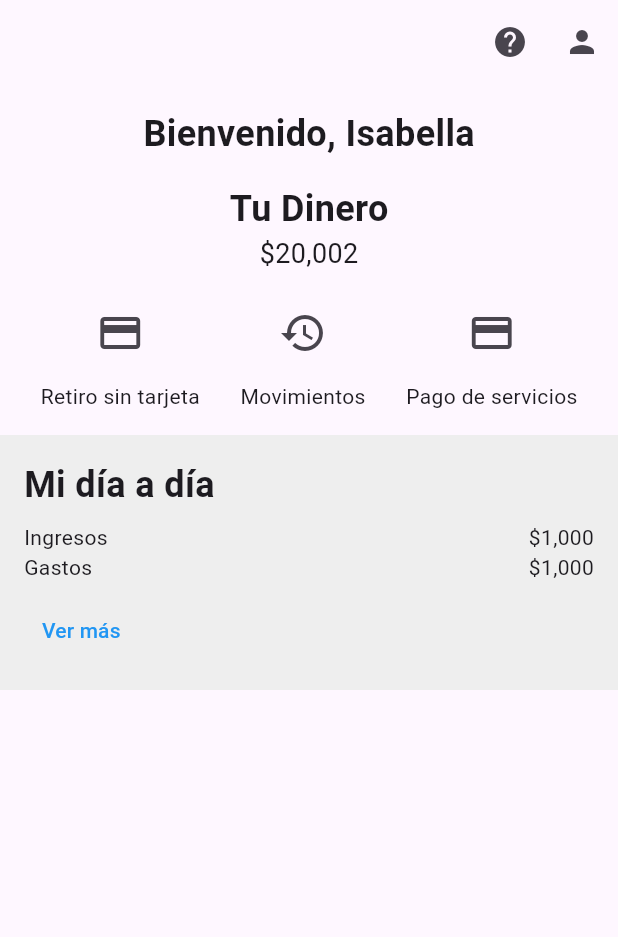
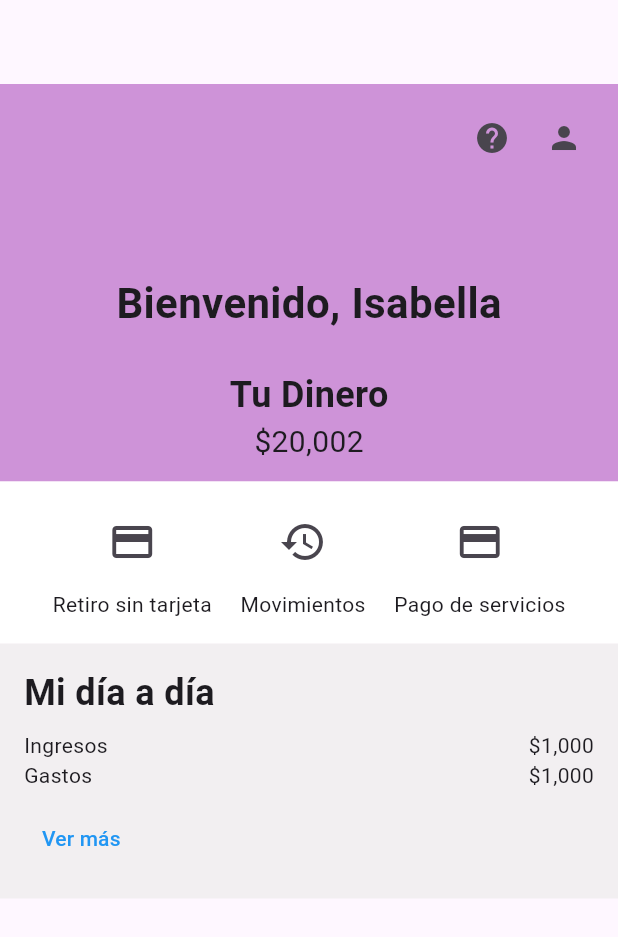
Before and after one commit to Luislopezlc/BancaApp, a Flutter app: the BancoHomePage screen opened directly, on a phone screen of 412 x 824 dp. Shown: the top 937 px of the screen. Run offline on Flutter 3.47's test engine with Material 3 defaults, Android fonts, the phone set to English and light mode, and no system bars.

Commit message:
cambio de colores

```diff
--- a/lib/core/presentation/views/dashboard/dashboard.dart
+++ b/lib/core/presentation/views/dashboard/dashboard.dart
@@ -8,7 +8,10 @@ class BancoApp extends StatelessWidget {
   @override
   Widget build(BuildContext context) {
     return MaterialApp(
-      debugShowCheckedModeBanner: false, // Eliminar el banner de depuración
+      debugShowCheckedModeBanner: false,
+      theme: ThemeData(
+        scaffoldBackgroundColor: Colors.white,
+      ),
       home: BancoHomePage(),
     );
   }
@@ -20,7 +23,18 @@ class BancoHomePage extends StatelessWidget {
     return Scaffold(
       appBar: AppBar(
         title: Text(''),
-        actions: [
+      ),
+      body: SingleChildScrollView(
+        child: Column(
+          children: [
+            Container(
+              color: Colors.purple[200],
+              padding: EdgeInsets.all(12.0),
+              child: Column(
+                children: [
+                  Row(
+                    mainAxisAlignment: MainAxisAlignment.end,
+                    children: [
                       IconButton(
                         icon: Icon(Icons.help),
                         onPressed: () {
@@ -35,17 +49,12 @@ class BancoHomePage extends StatelessWidget {
                       ),
                     ],
                   ),
-      body: SingleChildScrollView(
-        child: Center(
-          child: Column(
-            crossAxisAlignment: CrossAxisAlignment.center,
-            children: [
-              SizedBox(height: 16),
+                  SizedBox(height:  66),
                   Text(
                     'Bienvenido, Isabella',
-                style: TextStyle(fontSize: 24, fontWeight: FontWeight.bold),
+                    style: TextStyle(fontSize: 28, fontWeight: FontWeight.bold),
                   ),
-              SizedBox(height: 16),
+                  SizedBox(height:24),
                   Column(
                     children: [
                       Text(
@@ -54,12 +63,17 @@ class BancoHomePage extends StatelessWidget {
                       ),
                       Text(
                         '\$20,002',
-                    style: TextStyle(fontSize: 18),
+                        style: TextStyle(fontSize: 20),
                       ),
                     ],
                   ),
-              SizedBox(height: 16),
-              Row(
+                ],
+              ),
+            ),
+            Container(
+              color: Colors.white,
+              padding: EdgeInsets.all(16.0),
+              child: Row(
                 mainAxisAlignment: MainAxisAlignment.spaceEvenly,
                 children: [
                   ButtonOption(
@@ -85,9 +99,9 @@ class BancoHomePage extends StatelessWidget {
                   ),
                 ],
               ),
-              SizedBox(height: 16),
+            ),
             Container(
-                color: Colors.grey[200],
+              color: Color.fromARGB(185, 238, 236, 236),
               padding: EdgeInsets.all(16.0),
               child: Column(
                 crossAxisAlignment: CrossAxisAlignment.start,
@@ -127,7 +141,6 @@ class BancoHomePage extends StatelessWidget {
           ],
         ),
       ),
-      ),
     );
   }
 }
```
Lines whose indentation alone changed are shown as unchanged.
